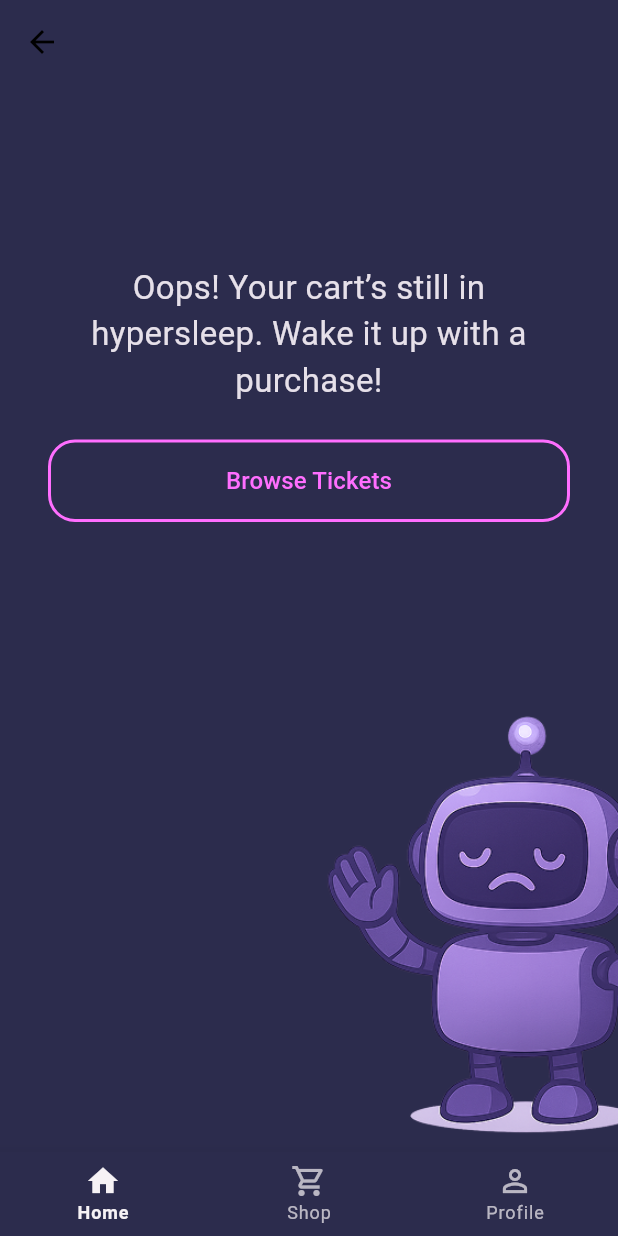
After one commit to AngeloLentini01/MUFANT-app, a Flutter app: the CartConfirmationPage screen opened directly, on a phone screen of 412 x 824 dp. The commit adds this screen. Run offline on Flutter 3.47's test engine with Material 3 defaults, Android fonts, the phone set to English and light mode, and no system bars; our stand-ins replace google_fonts, skeletonizer, sqflite; missing offline and left inert: money2, ulid; accounts and stored records are empty; Roboto replaces fonts that are missing (Exo).

Commit message:
feat: cart_confirmation_page no item
created the view if the cart is left empty,

```diff
--- a/app/lib/presentation/styles/all.dart
+++ b/app/lib/presentation/styles/all.dart
@@ -2,3 +2,4 @@ export 'package:app/presentation/styles/colors/generic.dart';
 export 'package:app/presentation/styles/colors/skeleton.dart';
 export 'package:app/presentation/styles/spacing/section.dart';
 export 'package:app/presentation/styles/animation_durations.dart';
+export 'package:app/presentation/styles/spacing/checkout.dart';
--- /dev/null
+++ b/app/lib/presentation/styles/spacing/checkout.dart
@@ -0,0 +1,11 @@
+import 'package:flutter/material.dart';
+
+const textRadioDistance = SizedBox(width: 70);
+const startTextDistance = SizedBox(width: 24);
+const cardOtherDistance = SizedBox(height: 10);
+const dateCvvDistance = SizedBox(width: 10);
+
+const paddingCardOption = EdgeInsetsGeometry.symmetric(
+  horizontal: 20,
+  vertical: 10,
+);
--- /dev/null
+++ b/app/lib/presentation/views/cart_confirmation/cart_confirmation_page.dart
@@ -0,0 +1,83 @@
+import 'package:app/presentation/styles/all.dart';
+import 'package:app/presentation/views/tabBarPages/shop_page.dart';
+import 'package:app/presentation/widgets/bars/tabBar/my_tab_bar.dart';
+import 'package:flutter/material.dart';
+
+class CartConfirmationPage extends StatefulWidget {
+  const CartConfirmationPage({super.key});
+
+  @override
+  State<CartConfirmationPage> createState() => _CartConfirmationPageState();
+}
+
+class _CartConfirmationPageState extends State<CartConfirmationPage> {
+  final cardGroup = [];
+
+  @override
+  Widget build(BuildContext context) {
+    return Scaffold(
+      appBar: AppBar(
+        //TODO: appbar
+      ),
+      body: cardGroup.isEmpty
+          ? Stack(
+              children: [
+                Padding(
+                  padding: const EdgeInsets.only(top: 120, left: 32, right: 32),
+                  child: Column(
+                    mainAxisSize: MainAxisSize.min,
+                    mainAxisAlignment: MainAxisAlignment.center,
+                    children: [
+                      Text(
+                        "Oops! Your cart’s still in hypersleep. Wake it up with a purchase!",
+                        style: TextStyle(fontSize: 22),
+                        textAlign: TextAlign.center,
+                      ),
+
+                      kSpaceBetweenSections,
+                      OutlinedButton(
+                        style: OutlinedButton.styleFrom(
+                          side: BorderSide(
+                            color: kPinkColor,
+                            width: 2,
+                          ), // Colored border
+                          shape: RoundedRectangleBorder(
+                            borderRadius: BorderRadius.circular(
+                              18,
+                            ), // Rounded corners
+                          ),
+                          padding: const EdgeInsets.symmetric(
+                            horizontal: 32,
+                            vertical: 16,
+                          ),
+                        ),
+                        onPressed: () {
+                          Navigator.push(
+                            context,
+                            MaterialPageRoute(builder: (context) => ShopPage()),
+                          );
+                        },
+                        child: Center(
+                          child: Text(
+                            "Browse Tickets",
+                            style: TextStyle(fontSize: 16, color: kPinkColor),
+                          ),
+                        ),
+                      ),
+                    ],
+                  ),
+                ),
+                Align(
+                  alignment: Alignment.bottomRight,
+                  child: Image.asset(
+                    'assets/images/shop_bot/sad_bot_cut.png', // Use your asset path here
+                    height: 300, // Adjust size as needed
+                  ),
+                ),
+              ],
+            )
+          : SingleChildScrollView(),
+      bottomNavigationBar: MyTabBar(backgroundColor: kBlackColor),
+    );
+  }
+}
--- a/app/lib/presentation/views/checkout/checkout_page.dart
+++ b/app/lib/presentation/views/checkout/checkout_page.dart
@@ -27,13 +27,7 @@ class PaymentType extends StatelessWidget {
 
   @override
   Widget build(BuildContext context) {
-    const paddingCardOption = EdgeInsetsGeometry.symmetric(
-      horizontal: 20,
-      vertical: 10,
-    );
     const colorRadiosSelector = Color.fromARGB(204, 154, 147, 186);
-    const textRadioDistance = SizedBox(width: 70);
-    const startTextDistance = SizedBox(width: 24);
 
     return InkWell(
       onTap: () {
@@ -88,8 +82,6 @@ class _CheckoutPageState extends State<CheckoutPage> {
   String isChecked = " ";
   int test = 0;
 
-  final cardOtherDistance = SizedBox(height: 10);
-  final dateCvvDistance = SizedBox(width: 10);
   @override
   Widget build(BuildContext context) {
     return Scaffold(
--- a/app/lib/presentation/views/tabBarPages/shop_page.dart
+++ b/app/lib/presentation/views/tabBarPages/shop_page.dart
@@ -1,4 +1,4 @@
-import 'package:app/presentation/views/tabBarPages/cart_and_checkout/checkout_page.dart';
+import 'package:app/presentation/views/cart_confirmation/cart_confirmation_page.dart';
 import 'package:flutter/material.dart';
 import 'package:app/presentation/styles/colors/generic.dart';
 import 'package:app/presentation/widgets/all.dart';
@@ -432,7 +432,9 @@ class _ShopPageState extends State<ShopPage> {
                   // TODO: Navigate to cart page or checkout
                   Navigator.push(
                     context,
-                    MaterialPageRoute(builder: (context) => CheckoutPage()),
+                    MaterialPageRoute(
+                      builder: (context) => CartConfirmationPage(),
+                    ),
                   );
                 },
                 style: ElevatedButton.styleFrom(
--- a/app/pubspec.yaml
+++ b/app/pubspec.yaml
@@ -74,6 +74,7 @@ flutter:
     - assets/images/
     - assets/images/locandine/
     - assets/images/payment_icon/
+    - assets/images/shop_bot/
   # To add assets to your application, add an assets section, like this:
   # assets:
   #   - images/a_dot_burr.jpeg
```
Also changed, not shown: app/assets/images/shop_bot/sad_bot.png (added), app/assets/images/shop_bot/sad_bot_cut.png (added).
